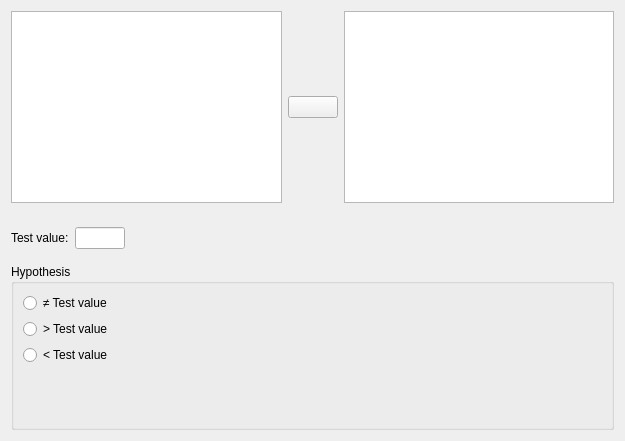
Above: JASP-Desktop/analysisforms/binomialtestform.ui from jasp-stats/jasp-desktop before the change. Below: the same form after it.
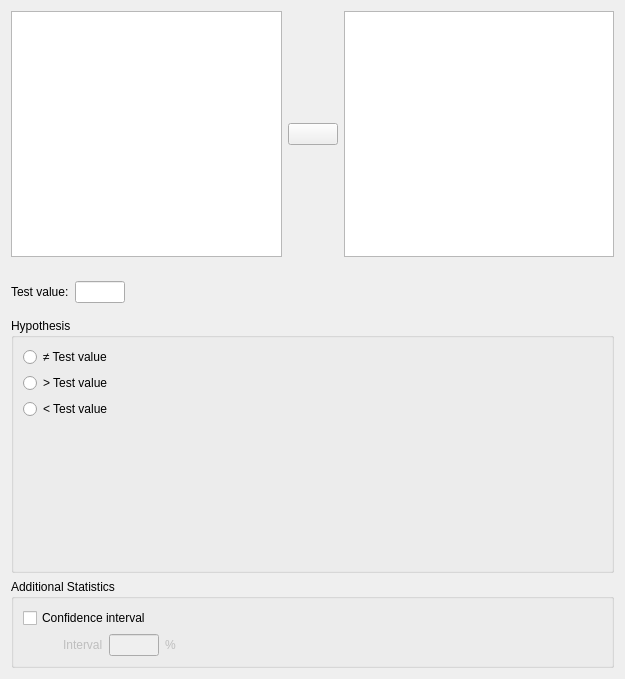
That is the form after the change. Custom widgets are drawn as their Qt base class.

Commit message: Added confidence interval to Binomial Test

```diff
--- a/JASP-Desktop/analysisforms/binomialtestform.ui
+++ b/JASP-Desktop/analysisforms/binomialtestform.ui
@@ -7,14 +7,161 @@
     <x>0</x>
     <y>0</y>
     <width>625</width>
-    <height>441</height>
+    <height>679</height>
    </rect>
   </property>
   <property name="windowTitle">
    <string>Form</string>
   </property>
-  <layout class="QGridLayout" name="gridLayout_2">
-   <item row="3" column="0">
+  <layout class="QVBoxLayout" name="verticalLayout_3">
+   <item>
+    <widget class="QWidget" name="topWidget" native="true">
+     <layout class="QGridLayout" name="gridLayout_3">
+      <property name="leftMargin">
+       <number>0</number>
+      </property>
+      <property name="topMargin">
+       <number>0</number>
+      </property>
+      <property name="rightMargin">
+       <number>0</number>
+      </property>
+      <property name="verticalSpacing">
+       <number>0</number>
+      </property>
+      <item row="0" column="0" rowspan="3">
+       <widget class="AvailableFieldsListView" name="listAvailableVariables"/>
+      </item>
+      <item row="0" column="2" rowspan="3">
+       <widget class="BoundListView" name="variables"/>
+      </item>
+      <item row="0" column="1">
+       <spacer name="verticalSpacer_2">
+        <property name="orientation">
+         <enum>Qt::Vertical</enum>
+        </property>
+        <property name="sizeHint" stdset="0">
+         <size>
+          <width>20</width>
+          <height>81</height>
+         </size>
+        </property>
+       </spacer>
+      </item>
+      <item row="1" column="1">
+       <widget class="AssignButton" name="assignButton">
+        <property name="sizePolicy">
+         <sizepolicy hsizetype="Fixed" vsizetype="Fixed">
+          <horstretch>0</horstretch>
+          <verstretch>0</verstretch>
+         </sizepolicy>
+        </property>
+        <property name="minimumSize">
+         <size>
+          <width>50</width>
+          <height>0</height>
+         </size>
+        </property>
+        <property name="maximumSize">
+         <size>
+          <width>50</width>
+          <height>16777215</height>
+         </size>
+        </property>
+        <property name="text">
+         <string/>
+        </property>
+       </widget>
+      </item>
+      <item row="2" column="1">
+       <spacer name="verticalSpacer_3">
+        <property name="orientation">
+         <enum>Qt::Vertical</enum>
+        </property>
+        <property name="sizeHint" stdset="0">
+         <size>
+          <width>20</width>
+          <height>81</height>
+         </size>
+        </property>
+       </spacer>
+      </item>
+     </layout>
+    </widget>
+   </item>
+   <item>
+    <widget class="QWidget" name="widget_5" native="true">
+     <property name="sizePolicy">
+      <sizepolicy hsizetype="Preferred" vsizetype="Preferred">
+       <horstretch>0</horstretch>
+       <verstretch>0</verstretch>
+      </sizepolicy>
+     </property>
+     <property name="minimumSize">
+      <size>
+       <width>240</width>
+       <height>0</height>
+      </size>
+     </property>
+     <layout class="QGridLayout" name="gridLayout">
+      <property name="leftMargin">
+       <number>0</number>
+      </property>
+      <item row="0" column="0">
+       <widget class="QLabel" name="label_3">
+        <property name="sizePolicy">
+         <sizepolicy hsizetype="Fixed" vsizetype="Fixed">
+          <horstretch>0</horstretch>
+          <verstretch>0</verstretch>
+         </sizepolicy>
+        </property>
+        <property name="text">
+         <string>Test value:</string>
+        </property>
+       </widget>
+      </item>
+      <item row="0" column="2">
+       <spacer name="horizontalSpacer_2">
+        <property name="orientation">
+         <enum>Qt::Horizontal</enum>
+        </property>
+        <property name="sizeType">
+         <enum>QSizePolicy::Expanding</enum>
+        </property>
+        <property name="sizeHint" stdset="0">
+         <size>
+          <width>5</width>
+          <height>20</height>
+         </size>
+        </property>
+       </spacer>
+      </item>
+      <item row="0" column="1">
+       <widget class="BoundTextBox" name="testValue">
+        <property name="sizePolicy">
+         <sizepolicy hsizetype="Fixed" vsizetype="Fixed">
+          <horstretch>0</horstretch>
+          <verstretch>0</verstretch>
+         </sizepolicy>
+        </property>
+        <property name="minimumSize">
+         <size>
+          <width>50</width>
+          <height>0</height>
+         </size>
+        </property>
+        <property name="maximumSize">
+         <size>
+          <width>50</width>
+          <height>16777215</height>
+         </size>
+        </property>
+       </widget>
+      </item>
+     </layout>
+    </widget>
+   </item>
+   <item>
     <widget class="BoundGroupBox" name="hypothesis">
      <property name="sizePolicy">
       <sizepolicy hsizetype="Preferred" vsizetype="Preferred">
@@ -100,26 +247,92 @@
      </layout>
     </widget>
    </item>
-   <item row="2" column="0">
-    <widget class="QWidget" name="widget_5" native="true">
+   <item>
+    <widget class="BoundGroupBox" name="Additional">
      <property name="sizePolicy">
       <sizepolicy hsizetype="Preferred" vsizetype="Preferred">
        <horstretch>0</horstretch>
        <verstretch>0</verstretch>
       </sizepolicy>
      </property>
-     <property name="minimumSize">
-      <size>
-       <width>240</width>
-       <height>0</height>
-      </size>
+     <property name="title">
+      <string>Additional Statistics</string>
      </property>
-     <layout class="QGridLayout" name="gridLayout">
-      <property name="leftMargin">
-       <number>0</number>
-      </property>
+     <property name="flat">
+      <bool>false</bool>
+     </property>
+     <layout class="QGridLayout" name="gridLayout_8">
+      <item row="1" column="0">
+       <widget class="QWidget" name="widgetConfidenceIntervalInterval" native="true">
+        <property name="enabled">
+         <bool>false</bool>
+        </property>
+        <property name="sizePolicy">
+         <sizepolicy hsizetype="Fixed" vsizetype="Fixed">
+          <horstretch>0</horstretch>
+          <verstretch>0</verstretch>
+         </sizepolicy>
+        </property>
+        <layout class="QGridLayout" name="gridLayout_6">
+         <property name="leftMargin">
+          <number>40</number>
+         </property>
+         <property name="topMargin">
+          <number>0</number>
+         </property>
+         <property name="rightMargin">
+          <number>0</number>
+         </property>
+         <property name="bottomMargin">
+          <number>0</number>
+         </property>
+         <item row="0" column="2">
+          <widget class="QLabel" name="label_4">
+           <property name="sizePolicy">
+            <sizepolicy hsizetype="Fixed" vsizetype="Fixed">
+             <horstretch>0</horstretch>
+             <verstretch>0</verstretch>
+            </sizepolicy>
+           </property>
+           <property name="text">
+            <string>%</string>
+           </property>
+          </widget>
+         </item>
+         <item row="0" column="0">
+          <widget class="QLabel" name="label_5">
+           <property name="sizePolicy">
+            <sizepolicy hsizetype="Fixed" vsizetype="Fixed">
+             <horstretch>0</horstretch>
+             <verstretch>0</verstretch>
+            </sizepolicy>
+           </property>
+           <property name="text">
+            <string>Interval</string>
+           </property>
+          </widget>
+         </item>
+         <item row="0" column="1">
+          <widget class="BoundTextBox" name="confidenceIntervalInterval">
+           <property name="sizePolicy">
+            <sizepolicy hsizetype="Fixed" vsizetype="Fixed">
+             <horstretch>0</horstretch>
+             <verstretch>0</verstretch>
+            </sizepolicy>
+           </property>
+           <property name="maximumSize">
+            <size>
+             <width>50</width>
+             <height>16777215</height>
+            </size>
+           </property>
+          </widget>
+         </item>
+        </layout>
+       </widget>
+      </item>
       <item row="0" column="0">
-       <widget class="QLabel" name="label_3">
+       <widget class="BoundCheckBox" name="confidenceInterval">
         <property name="sizePolicy">
          <sizepolicy hsizetype="Fixed" vsizetype="Fixed">
           <horstretch>0</horstretch>
@@ -127,43 +340,18 @@
          </sizepolicy>
         </property>
         <property name="text">
-         <string>Test value:</string>
+         <string>Confidence interval</string>
         </property>
        </widget>
       </item>
-      <item row="0" column="1">
-       <widget class="BoundTextBox" name="testValue">
-        <property name="sizePolicy">
-         <sizepolicy hsizetype="Fixed" vsizetype="Fixed">
-          <horstretch>0</horstretch>
-          <verstretch>0</verstretch>
-         </sizepolicy>
-        </property>
-        <property name="minimumSize">
-         <size>
-          <width>50</width>
-          <height>0</height>
-         </size>
-        </property>
-        <property name="maximumSize">
-         <size>
-          <width>50</width>
-          <height>16777215</height>
-         </size>
-        </property>
-       </widget>
-      </item>
-      <item row="0" column="2">
-       <spacer name="horizontalSpacer_2">
+      <item row="1" column="1">
+       <spacer name="horizontalSpacer_3">
         <property name="orientation">
          <enum>Qt::Horizontal</enum>
         </property>
-        <property name="sizeType">
-         <enum>QSizePolicy::Expanding</enum>
-        </property>
         <property name="sizeHint" stdset="0">
          <size>
-          <width>5</width>
+          <width>40</width>
           <height>20</height>
          </size>
         </property>
@@ -172,81 +360,6 @@
      </layout>
     </widget>
    </item>
-   <item row="0" column="0">
-    <widget class="QWidget" name="topWidget" native="true">
-     <layout class="QGridLayout" name="gridLayout_3">
-      <property name="leftMargin">
-       <number>0</number>
-      </property>
-      <property name="topMargin">
-       <number>0</number>
-      </property>
-      <property name="rightMargin">
-       <number>0</number>
-      </property>
-      <property name="verticalSpacing">
-       <number>0</number>
-      </property>
-      <item row="0" column="0" rowspan="3">
-       <widget class="AvailableFieldsListView" name="listAvailableVariables"/>
-      </item>
-      <item row="0" column="1">
-       <spacer name="verticalSpacer_2">
-        <property name="orientation">
-         <enum>Qt::Vertical</enum>
-        </property>
-        <property name="sizeHint" stdset="0">
-         <size>
-          <width>20</width>
-          <height>81</height>
-         </size>
-        </property>
-       </spacer>
-      </item>
-      <item row="0" column="2" rowspan="3">
-       <widget class="BoundListView" name="variables"/>
-      </item>
-      <item row="1" column="1">
-       <widget class="AssignButton" name="assignButton">
-        <property name="sizePolicy">
-         <sizepolicy hsizetype="Fixed" vsizetype="Fixed">
-          <horstretch>0</horstretch>
-          <verstretch>0</verstretch>
-         </sizepolicy>
-        </property>
-        <property name="minimumSize">
-         <size>
-          <width>50</width>
-          <height>0</height>
-         </size>
-        </property>
-        <property name="maximumSize">
-         <size>
-          <width>50</width>
-          <height>16777215</height>
-         </size>
-        </property>
-        <property name="text">
-         <string/>
-        </property>
-       </widget>
-      </item>
-      <item row="2" column="1">
-       <spacer name="verticalSpacer_3">
-        <property name="orientation">
-         <enum>Qt::Vertical</enum>
-        </property>
-        <property name="sizeHint" stdset="0">
-         <size>
-          <width>20</width>
-          <height>81</height>
-         </size>
-        </property>
-       </spacer>
-      </item>
-     </layout>
-    </widget>
-   </item>
   </layout>
  </widget>
  <customwidgets>
@@ -276,6 +389,11 @@
    <header>widgets/boundgroupbox.h</header>
    <container>1</container>
   </customwidget>
+  <customwidget>
+   <class>BoundCheckBox</class>
+   <extends>QCheckBox</extends>
+   <header>widgets/boundcheckbox.h</header>
+  </customwidget>
  </customwidgets>
  <resources/>
  <connections/>
```
Left out of the diff: 19 changed lines with no effect on the pictures. The commit also changes 2 other files.
